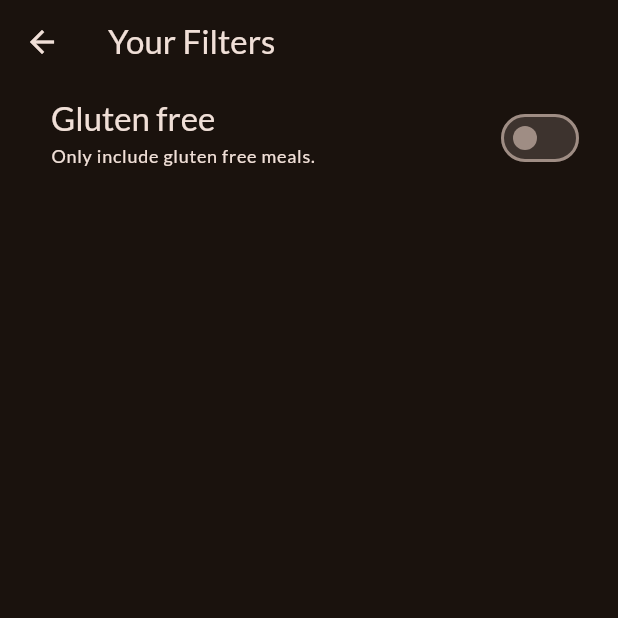
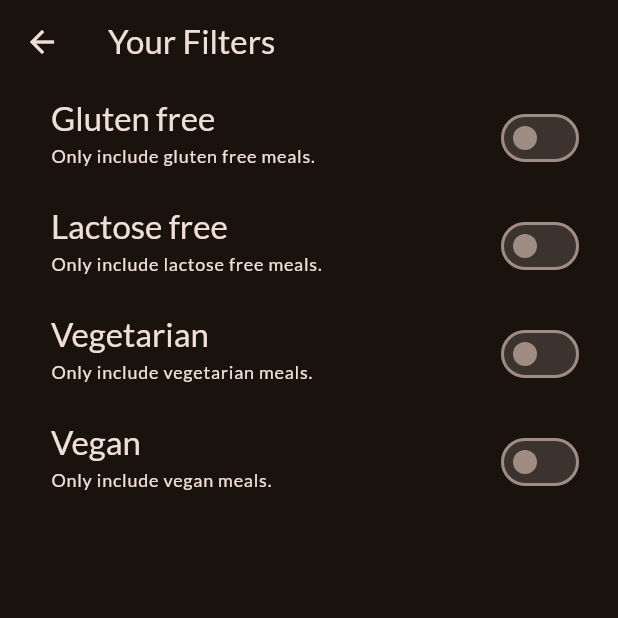
Before and after one commit to agata-miko/meals_app, a Flutter app: the FiltersScreen screen opened directly, on a phone screen of 412 x 824 dp, the top half of it. Run offline on Flutter 3.47's test engine with Material 2 defaults, Android fonts, the phone set to English and light mode, and no system bars; our stand-ins replace google_fonts, transparent_image.

Commit message:
More filter options added (172)

```diff
--- a/lib/screens/filters.dart
+++ b/lib/screens/filters.dart
@@ -1,4 +1,6 @@
 import 'package:flutter/material.dart';
+// import 'package:meals_app/screens/tabs.dart';
+// import 'package:meals_app/widgets/main_drawer.dart';
 
 class FiltersScreen extends StatefulWidget {
   const FiltersScreen({super.key});
@@ -8,20 +10,36 @@ class FiltersScreen extends StatefulWidget {
 }
 
 class _FiltersScreenState extends State<FiltersScreen> {
-
   var _glutenFreeFilterSet = false;
+  var _lactoseFreeFilterSet = false;
+  var _vegetarianFilterSet = false;
+  var _veganFilterSet = false;
 
   @override
   Widget build(BuildContext context) {
     return Scaffold(
       appBar: AppBar(title: const Text('Your Filters')),
+      // drawer: MainDrawer(
+      //   onSelectScreen: (identifier) {
+      //     Navigator.of(context).pop;
+      //     if (identifier == 'meals') {
+      //       Navigator.of(context).pushReplacement(
+      //         MaterialPageRoute(
+      //           builder: (ctx) => const TabsScreen(),
+      //         ),
+      //       );
+      //     }
+      //   },
+      // ),
       body: Column(
         children: <Widget>[
           SwitchListTile(
             value: _glutenFreeFilterSet,
-            onChanged: (newValue) {setState(() {
-              _glutenFreeFilterSet = newValue;
-            });},
+            onChanged: (newValue) {
+              setState(() {
+                _glutenFreeFilterSet = newValue;
+              });
+            },
             title: Text(
               'Gluten free',
               style: Theme.of(context).textTheme.titleLarge!.copyWith(
@@ -40,6 +58,81 @@ class _FiltersScreenState extends State<FiltersScreen> {
               right: 22,
             ),
           ),
+          SwitchListTile(
+            value: _lactoseFreeFilterSet,
+            onChanged: (newValue) {
+              setState(() {
+                _lactoseFreeFilterSet = newValue;
+              });
+            },
+            title: Text(
+              'Lactose free',
+              style: Theme.of(context).textTheme.titleLarge!.copyWith(
+                color: Theme.of(context).colorScheme.onBackground,
+              ),
+            ),
+            subtitle: Text(
+              'Only include lactose free meals.',
+              style: Theme.of(context).textTheme.labelMedium!.copyWith(
+                color: Theme.of(context).colorScheme.onBackground,
+              ),
+            ),
+            activeColor: Theme.of(context).colorScheme.tertiary,
+            contentPadding: const EdgeInsets.only(
+              left: 34,
+              right: 22,
+            ),
+          ),
+          SwitchListTile(
+            value: _vegetarianFilterSet,
+            onChanged: (newValue) {
+              setState(() {
+                _vegetarianFilterSet = newValue;
+              });
+            },
+            title: Text(
+              'Vegetarian',
+              style: Theme.of(context).textTheme.titleLarge!.copyWith(
+                color: Theme.of(context).colorScheme.onBackground,
+              ),
+            ),
+            subtitle: Text(
+              'Only include vegetarian meals.',
+              style: Theme.of(context).textTheme.labelMedium!.copyWith(
+                color: Theme.of(context).colorScheme.onBackground,
+              ),
+            ),
+            activeColor: Theme.of(context).colorScheme.tertiary,
+            contentPadding: const EdgeInsets.only(
+              left: 34,
+              right: 22,
+            ),
+          ),
+          SwitchListTile(
+            value: _veganFilterSet,
+            onChanged: (newValue) {
+              setState(() {
+                _veganFilterSet = newValue;
+              });
+            },
+            title: Text(
+              'Vegan',
+              style: Theme.of(context).textTheme.titleLarge!.copyWith(
+                color: Theme.of(context).colorScheme.onBackground,
+              ),
+            ),
+            subtitle: Text(
+              'Only include vegan meals.',
+              style: Theme.of(context).textTheme.labelMedium!.copyWith(
+                color: Theme.of(context).colorScheme.onBackground,
+              ),
+            ),
+            activeColor: Theme.of(context).colorScheme.tertiary,
+            contentPadding: const EdgeInsets.only(
+              left: 34,
+              right: 22,
+            ),
+          ),
         ],
       ),
     );
--- a/lib/screens/tabs.dart
+++ b/lib/screens/tabs.dart
@@ -1,5 +1,6 @@
 import 'package:flutter/material.dart';
 import 'package:meals_app/models/meal.dart';
+import 'package:meals_app/screens/filters.dart';
 import 'package:meals_app/screens/meals.dart';
 import 'package:meals_app/screens/categories.dart';
 import 'package:meals_app/widgets/main_drawer.dart';
@@ -45,11 +46,13 @@ class _TabsScreenState extends State<TabsScreen> {
   }
 
   void _setScreen(String identifier) {
+    Navigator.of(context).pop();
     if (identifier == 'filters') {
-
-    }
-    else{
-      Navigator.of(context).pop();
+      Navigator.of(context).push(
+        MaterialPageRoute(
+          builder: (ctx) => const FiltersScreen(),
+        ),
+      );
     }
   }
 
```
